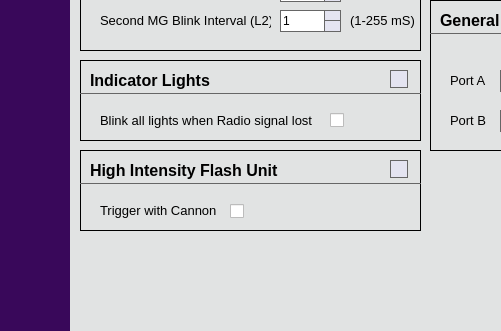
Old version of the form mainwindow.ui in the repository OpenPanzerProject/OP-Config; both pictures show x 111 to 612 and y 355 to 686 of the 1046 by 788 pixel window.
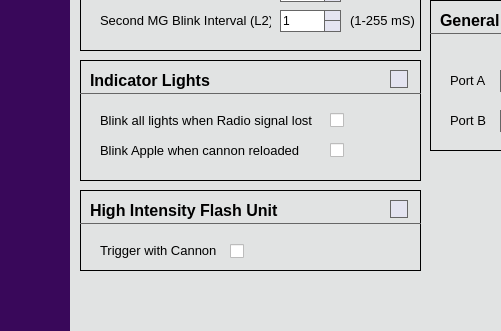
New version of the form. The open tabs and pages were chosen to show the change. Icons and pictures are not drawn. Custom widgets are drawn as their Qt base class.

Commit message: Allow user the option to enable/disable the cannon reloaded Apple blink.

Patch:
```diff
--- a/mainwindow.ui
+++ b/mainwindow.ui
@@ -7207,7 +7207,7 @@
                   <x>10</x>
                   <y>280</y>
                   <width>341</width>
-                  <height>81</height>
+                  <height>121</height>
                  </rect>
                 </property>
                 <property name="frameShape">
@@ -7306,12 +7306,43 @@
                   <string/>
                  </property>
                 </widget>
+                <widget class="QCheckBox" name="chkReloadBlink">
+                 <property name="geometry">
+                  <rect>
+                   <x>250</x>
+                   <y>81</y>
+                   <width>16</width>
+                   <height>18</height>
+                  </rect>
+                 </property>
+                 <property name="text">
+                  <string/>
+                 </property>
+                </widget>
+                <widget class="QLabel" name="label_165">
+                 <property name="geometry">
+                  <rect>
+                   <x>20</x>
+                   <y>80</y>
+                   <width>221</width>
+                   <height>21</height>
+                  </rect>
+                 </property>
+                 <property name="font">
+                  <font>
+                   <pointsize>10</pointsize>
+                  </font>
+                 </property>
+                 <property name="text">
+                  <string>Blink Apple when cannon reloaded</string>
+                 </property>
+                </widget>
                </widget>
                <widget class="FrameContent" name="frmHiFlash">
                 <property name="geometry">
                  <rect>
                   <x>10</x>
-                  <y>370</y>
+                  <y>410</y>
                   <width>341</width>
                   <height>81</height>
                  </rect>
```
Left out of the diff: 2 changed lines with no effect on the pictures. The commit also changes 8 other files.
